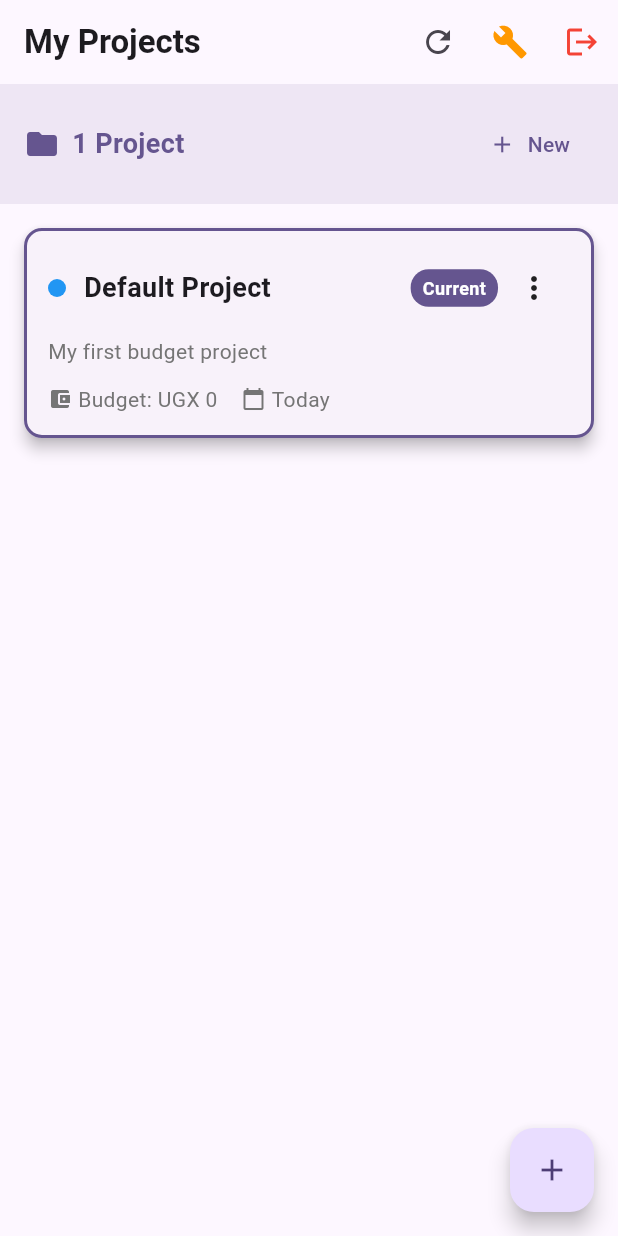
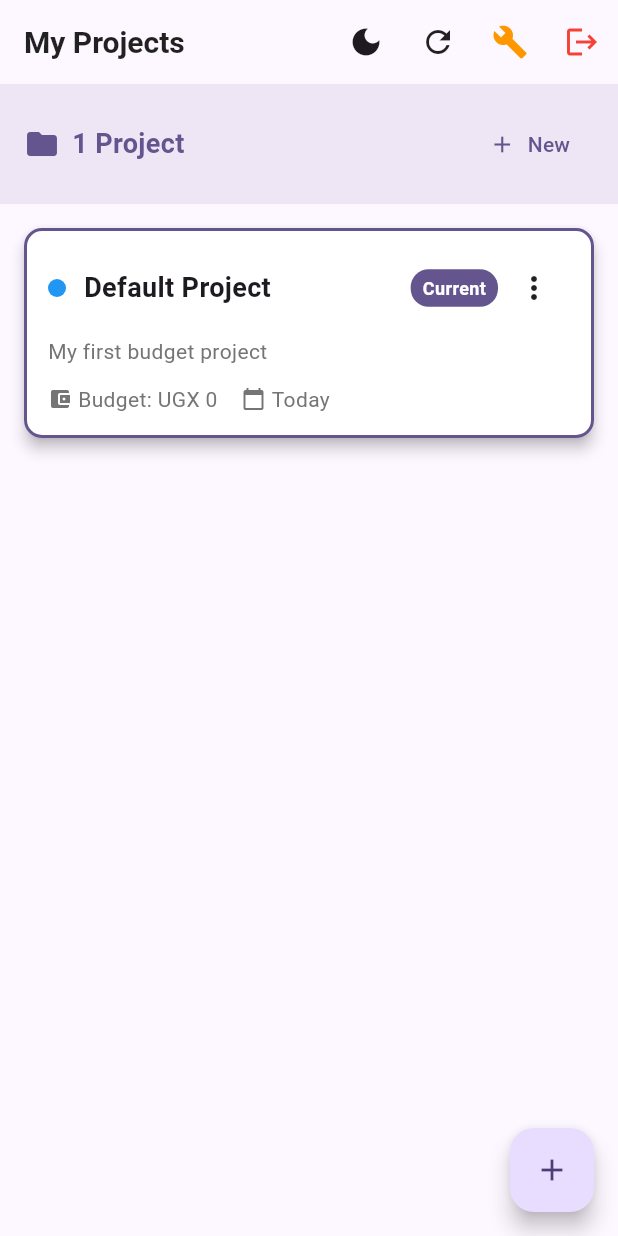
Before and after one commit to RugumayoA/SIBA-_-SMART_INCOME_BUDGETING_APP-, a Flutter app: the screen it shows once a user with an empty profile is signed in, on a phone screen of 412 x 824 dp. Run offline on Flutter 3.47's test engine with Material 3 defaults, Android fonts, the phone set to English and light mode, and no system bars; our stand-ins replace cloud_firestore, firebase_auth, firebase_core, fl_chart, shared_preferences; accounts and stored records are empty.

Commit message:
implemented dark mode

```diff
--- a/lib/main.dart
+++ b/lib/main.dart
@@ -9,6 +9,7 @@ import 'screens/auth/login_screen.dart';
 import 'providers/app_provider.dart';
 import 'services/firebase_service.dart';
 import 'services/auth_service.dart';
+import 'services/theme_service.dart';
 
 void main() async {
   WidgetsFlutterBinding.ensureInitialized();
@@ -28,17 +29,14 @@ class MyApp extends StatelessWidget {
   Widget build(BuildContext context) {
     return ChangeNotifierProvider(
       create: (context) => AppProvider(),
-      child: MaterialApp(
+      child: Consumer<AppProvider>(
+        builder: (context, appProvider, child) {
+          return MaterialApp(
             title: 'SIBA App',
             debugShowCheckedModeBanner: false,
-        theme: ThemeData(
-          colorScheme: ColorScheme.fromSeed(
-            seedColor: const Color(0xFF6750A4),
-            brightness: Brightness.light,
-          ),
-          useMaterial3: true,
-          fontFamily: 'Roboto',
-        ),
+            theme: ThemeService.lightTheme,
+            darkTheme: ThemeService.darkTheme,
+            themeMode: appProvider.isDarkMode ? ThemeMode.dark : ThemeMode.light,
             home: StreamBuilder<User?>(
               stream: AuthService.authStateChanges,
               builder: (context, snapshot) {
@@ -59,6 +57,8 @@ class MyApp extends StatelessWidget {
                 }
               },
             ),
+          );
+        },
       ),
     );
   }
--- a/lib/screens/projects_screen.dart
+++ b/lib/screens/projects_screen.dart
@@ -8,6 +8,7 @@ import '../utils/currency_formatter.dart';
 import '../screens/home_screen.dart';
 import '../screens/auth/login_screen.dart';
 import '../services/auth_service.dart';
+import '../widgets/theme_toggle_button.dart';
 
 class ProjectsScreen extends StatefulWidget {
   const ProjectsScreen({super.key});
@@ -26,6 +27,7 @@ class _ProjectsScreenState extends State<ProjectsScreen> {
           style: TextStyle(fontWeight: FontWeight.bold),
         ),
         actions: [
+          const ThemeToggleButton(),
           IconButton(
             icon: const Icon(Icons.refresh),
             onPressed: () => _refreshData(context),
--- /dev/null
+++ b/lib/services/theme_service.dart
@@ -0,0 +1,116 @@
+import 'package:flutter/material.dart';
+import 'package:shared_preferences/shared_preferences.dart';
+
+class ThemeService {
+  static const String _themeKey = 'theme_mode';
+
+  // Save theme preference to device storage
+  static Future<void> saveThemeMode(bool isDarkMode) async {
+    final prefs = await SharedPreferences.getInstance();
+    await prefs.setBool(_themeKey, isDarkMode);
+  }
+
+  // Load theme preference from device storage
+  static Future<bool> loadThemeMode() async {
+    final prefs = await SharedPreferences.getInstance();
+    return prefs.getBool(_themeKey) ?? false; // Default to light mode
+  }
+
+  // Light theme configuration
+  static ThemeData get lightTheme {
+    return ThemeData(
+      useMaterial3: true,
+      brightness: Brightness.light,
+      colorScheme: ColorScheme.fromSeed(
+        seedColor: const Color(0xFF6750A4),
+        brightness: Brightness.light,
+      ),
+      fontFamily: 'Roboto',
+      appBarTheme: const AppBarTheme(
+        backgroundColor: Colors.transparent,
+        elevation: 0,
+        foregroundColor: Colors.black87,
+        titleTextStyle: TextStyle(
+          color: Colors.black87,
+          fontSize: 20,
+          fontWeight: FontWeight.w600,
+        ),
+      ),
+      cardTheme: CardThemeData(
+        elevation: 2,
+        shape: RoundedRectangleBorder(
+          borderRadius: BorderRadius.circular(12),
+        ),
+        color: Colors.white,
+      ),
+      elevatedButtonTheme: ElevatedButtonThemeData(
+        style: ElevatedButton.styleFrom(
+          elevation: 2,
+          padding: const EdgeInsets.symmetric(horizontal: 24, vertical: 12),
+          shape: RoundedRectangleBorder(
+            borderRadius: BorderRadius.circular(8),
+          ),
+        ),
+      ),
+      inputDecorationTheme: InputDecorationTheme(
+        border: OutlineInputBorder(
+          borderRadius: BorderRadius.circular(8),
+        ),
+        filled: true,
+        fillColor: Colors.grey.shade50,
+      ),
+    );
+  }
+
+  // Dark theme configuration
+  static ThemeData get darkTheme {
+    return ThemeData(
+      useMaterial3: true,
+      brightness: Brightness.dark,
+      colorScheme: ColorScheme.fromSeed(
+        seedColor: const Color(0xFF6750A4),
+        brightness: Brightness.dark,
+      ),
+      fontFamily: 'Roboto',
+      scaffoldBackgroundColor: const Color(0xFF121212),
+      appBarTheme: const AppBarTheme(
+        backgroundColor: Colors.transparent,
+        elevation: 0,
+        foregroundColor: Colors.white,
+        titleTextStyle: TextStyle(
+          color: Colors.white,
+          fontSize: 20,
+          fontWeight: FontWeight.w600,
+        ),
+      ),
+      cardTheme: CardThemeData(
+        elevation: 4,
+        shape: RoundedRectangleBorder(
+          borderRadius: BorderRadius.circular(12),
+        ),
+        color: const Color(0xFF1E1E1E),
+      ),
+      elevatedButtonTheme: ElevatedButtonThemeData(
+        style: ElevatedButton.styleFrom(
+          elevation: 2,
+          padding: const EdgeInsets.symmetric(horizontal: 24, vertical: 12),
+          shape: RoundedRectangleBorder(
+            borderRadius: BorderRadius.circular(8),
+          ),
+        ),
+      ),
+      inputDecorationTheme: InputDecorationTheme(
+        border: OutlineInputBorder(
+          borderRadius: BorderRadius.circular(8),
+        ),
+        filled: true,
+        fillColor: const Color(0xFF2C2C2C),
+      ),
+      bottomNavigationBarTheme: const BottomNavigationBarThemeData(
+        backgroundColor: Color(0xFF1E1E1E),
+        selectedItemColor: Color(0xFF6750A4),
+        unselectedItemColor: Colors.grey,
+      ),
+    );
+  }
+}
--- a/lib/widgets/widgets.dart
+++ b/lib/widgets/widgets.dart
@@ -2,3 +2,4 @@ export 'custom_card.dart';
 export 'feature_item.dart';
 export 'budget_category_card.dart';
 export 'transaction_item.dart';
+export 'theme_toggle_button.dart';
```
Also changed, not shown: lib/providers/app_provider.dart (+9 -0 lines), lib/screens/home_screen.dart (+17 -0 lines), lib/widgets/theme_toggle_button.dart (added, +123 -0 lines). Lines whose indentation alone changed are shown as unchanged.
